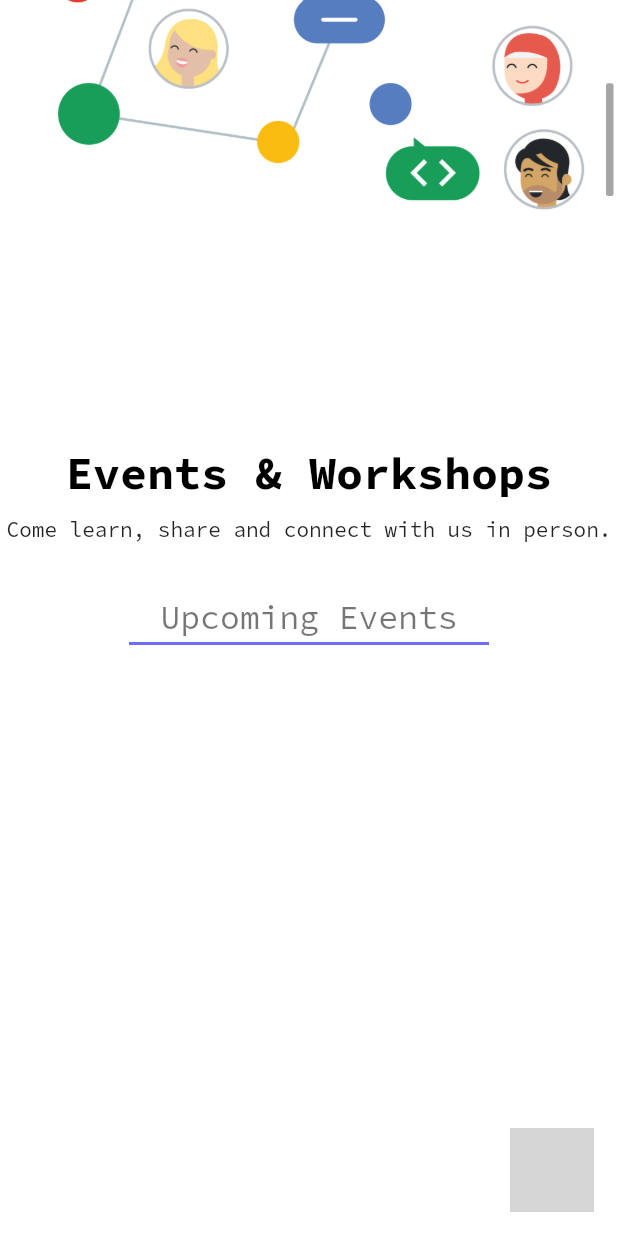
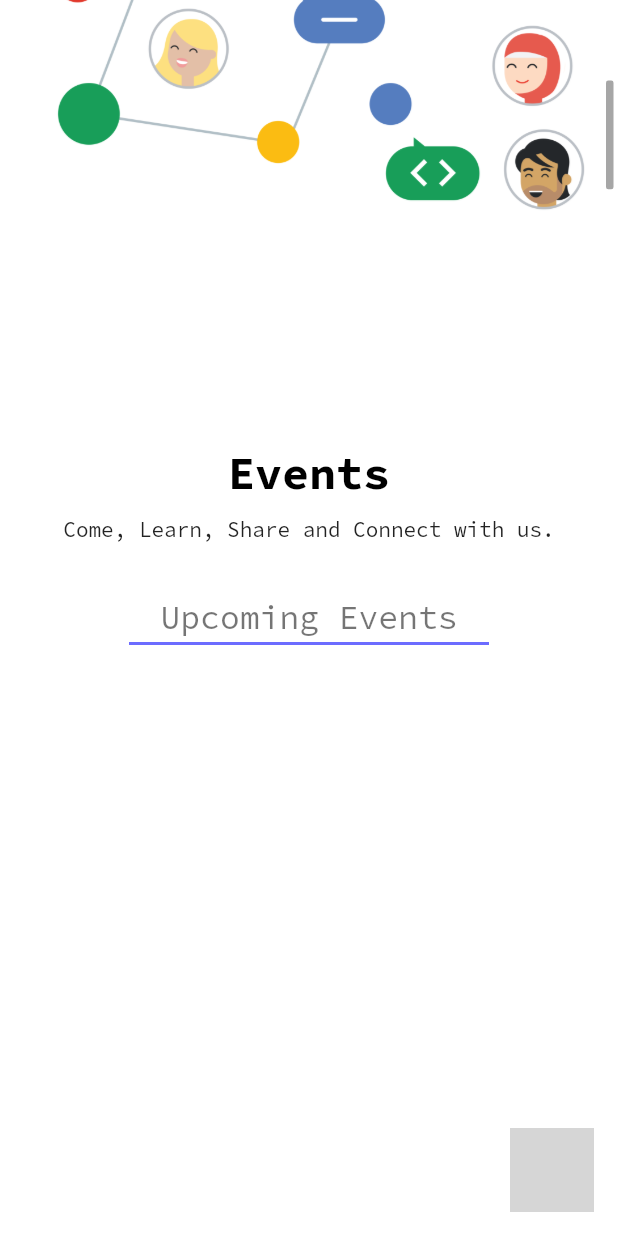
Before and after one commit to Bits-to-Bytes/BitsToBytes, a Flutter app: the screen it shows after launch, scrolled down 576 dp, on a phone screen of 412 x 824 dp. Run offline on Flutter 3.47's test engine with Material 2 defaults, Android fonts, the phone set to English and light mode, and no system bars; our stand-ins replace flutter_icons, get, google_fonts, responsive_builder; missing offline and left inert: dart:html, floating_action_bubble; grey boxes are pictures that could not be loaded.

Commit message:
changes of UI

```diff
--- a/lib/components/header/Header.dart
+++ b/lib/components/header/Header.dart
@@ -1,6 +1,8 @@
+import 'package:bitstobytes/providers/ScrollProvider.dart';
 import 'package:bitstobytes/widgets/navigationButtons.dart';
 import 'package:flutter/material.dart';
 import 'package:google_fonts/google_fonts.dart';
+import 'package:provider/provider.dart';
 import 'package:responsive_builder/responsive_builder.dart';
 import 'package:get/get.dart';
 
@@ -12,6 +14,7 @@ class Header extends StatefulWidget {
 class _HeaderState extends State<Header> {
   @override
   Widget build(BuildContext context) {
+    final scroll = Provider.of<ScrollProvider>(context);
     return ResponsiveBuilder(
       builder: (context, sizingInformation) {
         if (sizingInformation.isMobile) {
@@ -38,9 +41,14 @@ class _HeaderState extends State<Header> {
                   padding: const EdgeInsets.only(left: 48.0),
                   child: Row(
                     children: [
-                      Image.asset(
-                        'assets/logo.png',
-                        scale: 1,
+                      InkWell(
+                        child: Image.asset(
+                          'assets/logo.png',
+                          scale: 1,
+                        ),
+                        onTap: (){
+                          scroll.animateTo(1);
+                        },
                       ),
                       SizedBox(
                         width: 16,
@@ -51,17 +59,17 @@ class _HeaderState extends State<Header> {
                             TextSpan(
                               text: 'Bits ',
                               style: GoogleFonts.acme(
-                                  fontSize: 30, color: Colors.white),
+                                  fontSize: 30, color: Colors.black),
                             ),
                             TextSpan(
                               text: 'to ',
                               style: GoogleFonts.acme(
-                                  fontSize: 30, color: Colors.white),
+                                  fontSize: 30, color: Colors.black),
                             ),
                             TextSpan(
                               text: 'Bytes',
                               style: GoogleFonts.acme(
-                                  fontSize: 30, color: Colors.white),
+                                  fontSize: 30, color: Colors.black),
                             ),
                           ],
                         ),
@@ -93,7 +101,7 @@ class _HeaderState extends State<Header> {
                       page: 4,
                     ),
                     NavigationButton(
-                      title: 'Contact',
+                      title: 'Join Us',
                       page: 5,
                     ),
                   ],
--- a/lib/pages/EntryPage/EntryPage_desk.dart
+++ b/lib/pages/EntryPage/EntryPage_desk.dart
@@ -69,7 +69,7 @@ class _EntryPageDesktopState extends State<EntryPageDesktop> {
                         width: 10,
                       ),
                       Text(
-                        "Became a member",
+                        "Become a member",
                         style: theme.textTheme.headline6,
                       ),
                     ],
--- a/lib/pages/EntryPage/EntryPage_mobile.dart
+++ b/lib/pages/EntryPage/EntryPage_mobile.dart
@@ -64,7 +64,7 @@ class _EntrypageMobileState extends State<EntrypageMobile> {
                   width: 10,
                 ),
                 Text(
-                  "Became a member",
+                  "Become a member",
                   style: theme.textTheme.headline6,
                 ),
               ],
--- a/lib/pages/eventPage/eventPage_desk.dart
+++ b/lib/pages/eventPage/eventPage_desk.dart
@@ -22,7 +22,7 @@ class _EventPageDesktopState extends State<EventPageDesktop> {
       child: Column(
         children: [
           Text(
-            "Events & Workshops",
+            "Events",
             style: Theme.of(context).textTheme.headline2,
             textAlign: TextAlign.center,
           ),
@@ -30,7 +30,7 @@ class _EventPageDesktopState extends State<EventPageDesktop> {
             height: 10,
           ),
           Text(
-            "Come learn, share and connect with us in person.",
+            "Come, Learn, Share and Connect with us.",
             style: TextStyle(fontWeight: FontWeight.normal),
             textAlign: TextAlign.center,
           ),
```
Also changed, not shown: lib/pages/TeamPage/TeamPage_desk.dart (+16 -2 lines), lib/pages/TeamPage/TeamPage_mobile.dart (+29 -4 lines), lib/pages/contactPage/ContactPage_desk.dart (+24 -38 lines), lib/pages/visionPage/VisionModel.dart (+5 -5 lines), lib/widgets/Buttons/SocialButton.dart (+7 -24 lines), lib/widgets/teampage/profileCardDesk.dart (+9 -9 lines), 2 other files.
